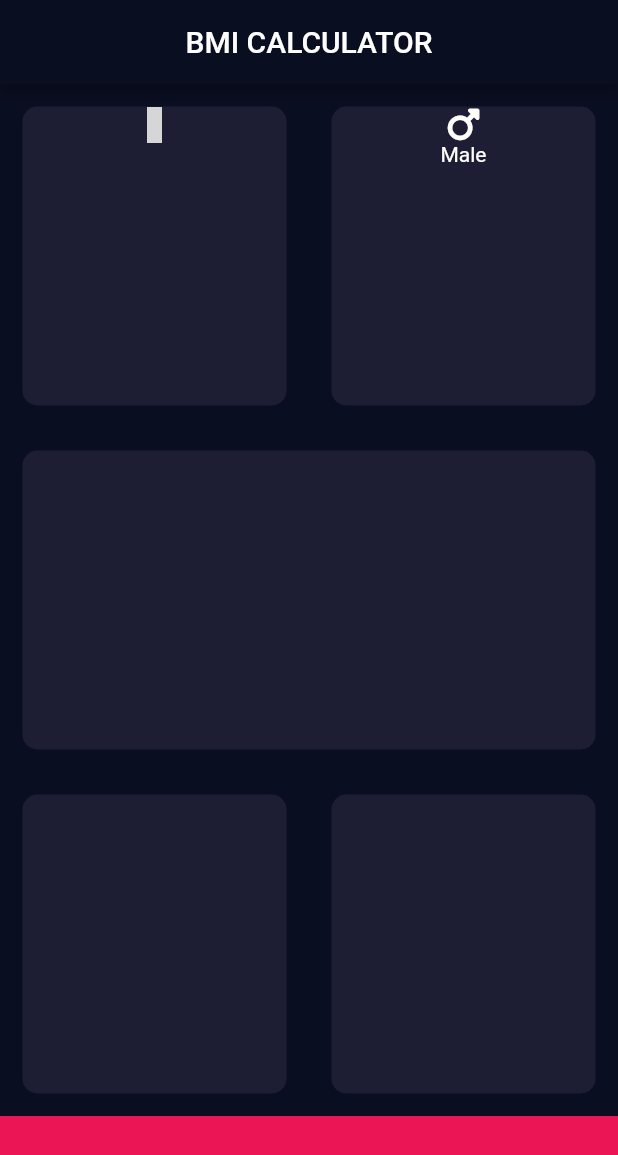
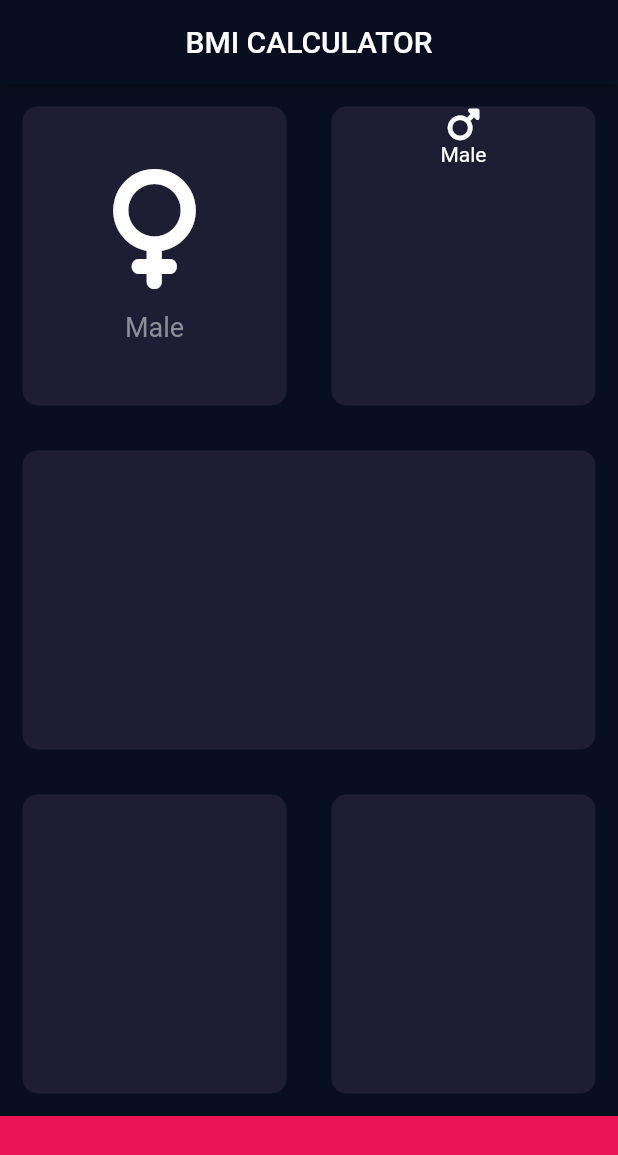
Before and after one commit to AlikoGrace/bmi_calculator_revisited, a Flutter app: the screen it shows after launch, on a phone screen of 412 x 824 dp. Shown: the top 1155 px of the screen. Run offline on Flutter 3.47's test engine with Material 2 defaults, Android fonts, the phone set to English and light mode, and no system bars; our stand-ins replace font_awesome_flutter; grey boxes are pictures that could not be loaded.

Commit message:
added a child of the  container cardhild

```diff
--- a/lib/input_page.dart
+++ b/lib/input_page.dart
@@ -25,13 +25,7 @@ class _InputPageState extends State<InputPage> {
                 Expanded(
                   child: ReusableCard(
                     color: activeCardColor,
-                    cardChild: Container(
-                      child: Column(
-                        children: [
-                          Icon(FontAwesomeIcons.)
-                        ],
-                      ),
-                    ),
+                    cardChild: ReusableCardChild(),
                   ),
                 ),
                 Expanded(
@@ -78,6 +72,36 @@ class _InputPageState extends State<InputPage> {
   }
 }
 
+class ReusableCardChild extends StatelessWidget {
+  ReusableCardChild({this.icon});
+  final Icon? icon;
+
+  @override
+  Widget build(BuildContext context) {
+    return Container(
+      child: Column(
+        mainAxisAlignment: MainAxisAlignment.center,
+        children: [
+          Icon(
+            FontAwesomeIcons.venus,
+            size: 80,
+          ),
+          SizedBox(
+            height: 15,
+          ),
+          Text(
+            'Male',
+            style: TextStyle(
+              fontSize: 18.0,
+              color: Color(0xFF8D8E98),
+            ),
+          )
+        ],
+      ),
+    );
+  }
+}
+
 class ReusableCard extends StatelessWidget {
   ReusableCard({required this.color, this.cardChild});
   final Color color;
```
